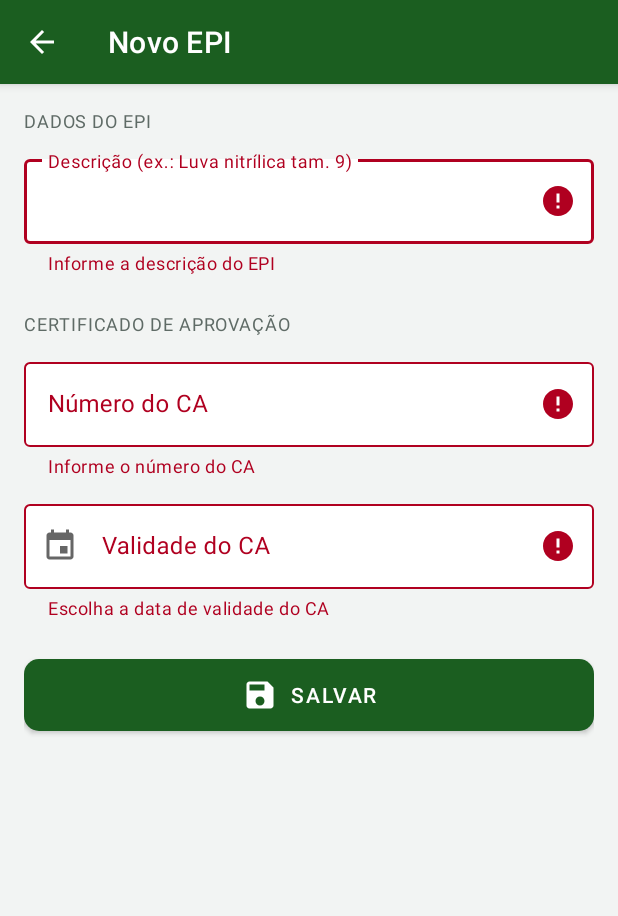
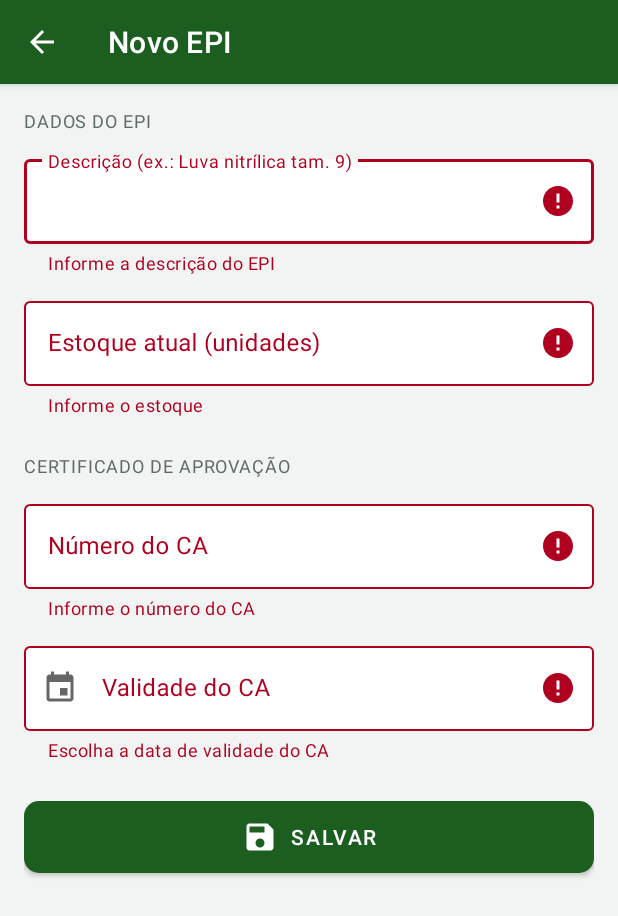
Before and after one commit to pedpalma/controleDeEPIMobile, an Android app: the EpiFormActivity screen opened directly, with no data from a screen before it, after a tap on "SALVAR", on a phone screen of 412 x 824 dp. Shown: the top 916 px of the screen. Run offline under Robolectric (Android 15) with nearby library versions, the phone set to English and light mode, and no system bars; our stand-ins replace Firebase (no records; nobody signed in at launch, a user with empty details on screens opened directly).

Commit message:
feat: controla estoque de EPI e baixa o saldo na entrega com transação

```diff
--- a/app/src/main/java/br/senai/sp/controleepi/EpiFormActivity.java
+++ b/app/src/main/java/br/senai/sp/controleepi/EpiFormActivity.java
@@ -31,6 +31,7 @@ public class EpiFormActivity extends AppCompatActivity {
     private static final String CHAVE_VALIDADE = "validade";
 
     private TextInputLayout campoDescricao;
+    private TextInputLayout campoEstoque;
     private TextInputLayout campoCa;
     private TextInputLayout campoValidade;
     private EditText editValidade;
@@ -49,6 +50,7 @@ public class EpiFormActivity extends AppCompatActivity {
         }
 
         campoDescricao = findViewById(R.id.campoDescricao);
+        campoEstoque = findViewById(R.id.campoEstoque);
         campoCa = findViewById(R.id.campoCa);
         campoValidade = findViewById(R.id.campoValidade);
         editValidade = findViewById(R.id.editValidade);
@@ -96,6 +98,7 @@ public class EpiFormActivity extends AppCompatActivity {
                         return;
                     }
                     preencher(campoDescricao, epi.getDescricao());
+                    preencher(campoEstoque, String.valueOf(epi.getEstoque()));
                     preencher(campoCa, epi.getCa());
                     validade = Datas.paraLocalDate(epi.getValidadeCa());
                     mostrarValidade();
@@ -129,12 +132,13 @@ public class EpiFormActivity extends AppCompatActivity {
 
     private boolean formularioValido() {
         boolean descricaoOk = Validacao.minimo(campoDescricao, 3, "Informe a descrição do EPI");
+        Integer estoque = Validacao.inteiroNaoNegativo(campoEstoque, "o estoque");
         boolean caOk = Validacao.obrigatorio(campoCa, "Informe o número do CA");
         boolean validadeOk = validade != null;
         if (!validadeOk) {
             campoValidade.setError("Escolha a data de validade do CA");
         }
-        return descricaoOk && caOk && validadeOk;
+        return descricaoOk && estoque != null && caOk && validadeOk;
     }
 
     private void salvar() {
@@ -144,6 +148,7 @@ public class EpiFormActivity extends AppCompatActivity {
 
         Map<String, Object> dados = new HashMap<>();
         dados.put("descricao", Validacao.texto(campoDescricao));
+        dados.put("estoque", Integer.parseInt(Validacao.texto(campoEstoque)));
         dados.put("ca", Validacao.texto(campoCa));
         dados.put("validadeCa", Datas.paraTimestamp(validade));
 
--- a/app/src/main/java/br/senai/sp/controleepi/util/Validacao.java
+++ b/app/src/main/java/br/senai/sp/controleepi/util/Validacao.java
@@ -69,4 +69,24 @@ public final class Validacao {
             return null;
         }
     }
+
+    public static Integer inteiroNaoNegativo(TextInputLayout campo, String nomeCampo) {
+        String valor = texto(campo);
+        if (valor.isEmpty()) {
+            campo.setError("Informe " + nomeCampo);
+            return null;
+        }
+        try {
+            int numero = Integer.parseInt(valor);
+            if (numero < 0) {
+                campo.setError("O valor não pode ser negativo");
+                return null;
+            }
+            campo.setError(null);
+            return numero;
+        } catch (NumberFormatException e) {
+            campo.setError("Número inválido");
+            return null;
+        }
+    }
 }
--- a/app/src/main/res/layout/activity_epi_form.xml
+++ b/app/src/main/res/layout/activity_epi_form.xml
@@ -29,6 +29,21 @@
                 android:layout_width="match_parent"
                 android:layout_height="wrap_content"
                 android:inputType="textCapSentences" />
+        </com.google.android.material.textfield.TextInputLayout>
+
+        <com.google.android.material.textfield.TextInputLayout
+            android:id="@+id/campoEstoque"
+            style="@style/Campo"
+            android:layout_width="match_parent"
+            android:layout_height="wrap_content"
+            android:hint="@string/dica_estoque">
+
+            <com.google.android.material.textfield.TextInputEditText
+                android:id="@+id/editEstoque"
+                android:layout_width="match_parent"
+                android:layout_height="wrap_content"
+                android:inputType="number"
+                android:maxLength="6" />
         </com.google.android.material.textfield.TextInputLayout>
 
         <TextView
--- a/app/src/main/res/values/strings_epi.xml
+++ b/app/src/main/res/values/strings_epi.xml
@@ -9,6 +9,7 @@
     <string name="dica_descricao_epi">Descrição (ex.: Luva nitrílica tam. 9)</string>
     <string name="dica_ca">Número do CA</string>
     <string name="dica_validade_ca">Validade do CA</string>
+    <string name="dica_estoque">Estoque atual (unidades)</string>
     <string name="rotulo_dados_epi">Dados do EPI</string>
     <string name="rotulo_certificado">Certificado de Aprovação</string>
 </resources>
```
Also changed, not shown: app/src/main/java/br/senai/sp/controleepi/NovaEntregaActivity.java (+29 -5 lines), app/src/main/java/br/senai/sp/controleepi/adapter/EpiAdapter.java (+6 -1 lines), app/src/main/res/layout/item_epi.xml (+8 -0 lines), 1 other file.
